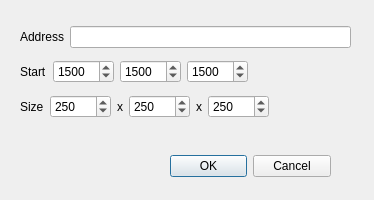
First picture: the form in neurolabi/gui/dvidimagedialog.ui, repository janelia-flyem/NeuTu, before the edit.
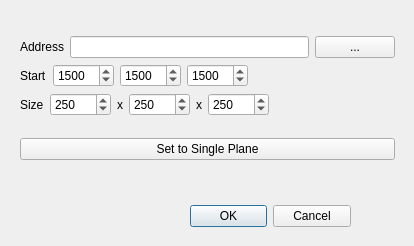
Second picture: the form after the edit.

```diff
--- a/neurolabi/gui/dvidimagedialog.ui
+++ b/neurolabi/gui/dvidimagedialog.ui
@@ -6,8 +6,8 @@
    <rect>
     <x>0</x>
     <y>0</y>
-    <width>374</width>
-    <height>200</height>
+    <width>414</width>
+    <height>246</height>
    </rect>
   </property>
   <property name="windowTitle">
@@ -16,8 +16,8 @@
   <widget class="QDialogButtonBox" name="buttonBox">
    <property name="geometry">
     <rect>
-     <x>170</x>
-     <y>150</y>
+     <x>190</x>
+     <y>200</y>
      <width>161</width>
      <height>32</height>
     </rect>
@@ -34,10 +34,12 @@
     <rect>
      <x>20</x>
      <y>20</y>
-     <width>331</width>
-     <height>105</height>
+     <width>375</width>
+     <height>158</height>
     </rect>
    </property>
+   <layout class="QVBoxLayout" name="verticalLayout_2">
+    <item>
    <layout class="QVBoxLayout" name="verticalLayout">
     <item>
      <layout class="QHBoxLayout" name="horizontalLayout_7">
@@ -55,6 +57,13 @@
         </property>
        </widget>
       </item>
+        <item>
+         <widget class="QPushButton" name="dvidServerPushButton">
+          <property name="text">
+           <string>...</string>
+          </property>
+         </widget>
+        </item>
      </layout>
     </item>
     <item>
@@ -73,7 +82,7 @@
           <item>
            <widget class="QSpinBox" name="xSpinBox">
             <property name="maximum">
-             <number>10000</number>
+               <number>99999</number>
             </property>
             <property name="value">
              <number>1500</number>
@@ -83,7 +92,7 @@
           <item>
            <widget class="QSpinBox" name="ySpinBox">
             <property name="maximum">
-             <number>10000</number>
+               <number>99999</number>
             </property>
             <property name="value">
              <number>1500</number>
@@ -93,7 +102,7 @@
           <item>
            <widget class="QSpinBox" name="zSpinBox">
             <property name="maximum">
-             <number>10000</number>
+               <number>99999</number>
             </property>
             <property name="value">
              <number>1500</number>
@@ -135,7 +144,7 @@
           <item>
            <widget class="QSpinBox" name="widthSpinBox">
             <property name="maximum">
-             <number>10000</number>
+               <number>99999</number>
             </property>
             <property name="value">
              <number>250</number>
@@ -152,7 +161,7 @@
           <item>
            <widget class="QSpinBox" name="heightSpinBox">
             <property name="maximum">
-             <number>10000</number>
+               <number>99999</number>
             </property>
             <property name="value">
              <number>250</number>
@@ -169,7 +178,7 @@
           <item>
            <widget class="QSpinBox" name="depthSpinBox">
             <property name="maximum">
-             <number>10000</number>
+               <number>99999</number>
             </property>
             <property name="value">
              <number>250</number>
@@ -194,6 +203,15 @@
        </spacer>
       </item>
      </layout>
+      </item>
+     </layout>
+    </item>
+    <item>
+     <widget class="QPushButton" name="singlePlanePushButton">
+      <property name="text">
+       <string>Set to Single Plane</string>
+      </property>
+     </widget>
     </item>
    </layout>
   </widget>
```
Lines whose indentation alone changed are shown as unchanged.
